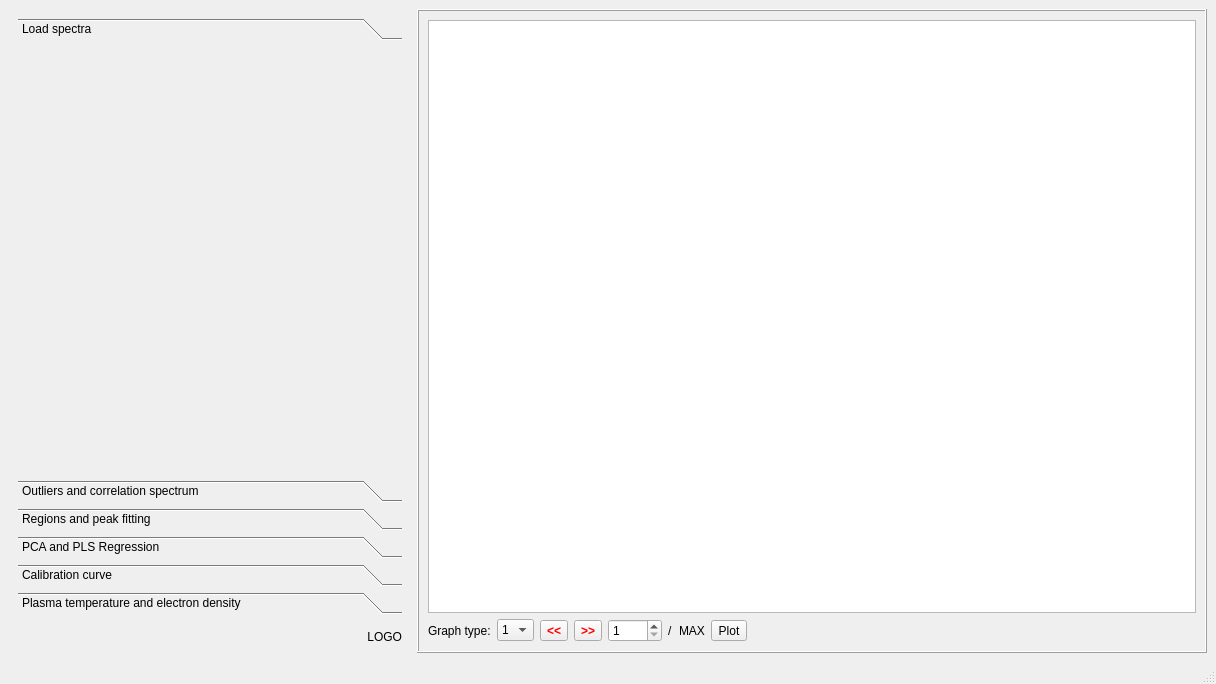
Before: the Qt Designer form pic/libssa.ui in kstenio/libssa, drawn with Qt 5.
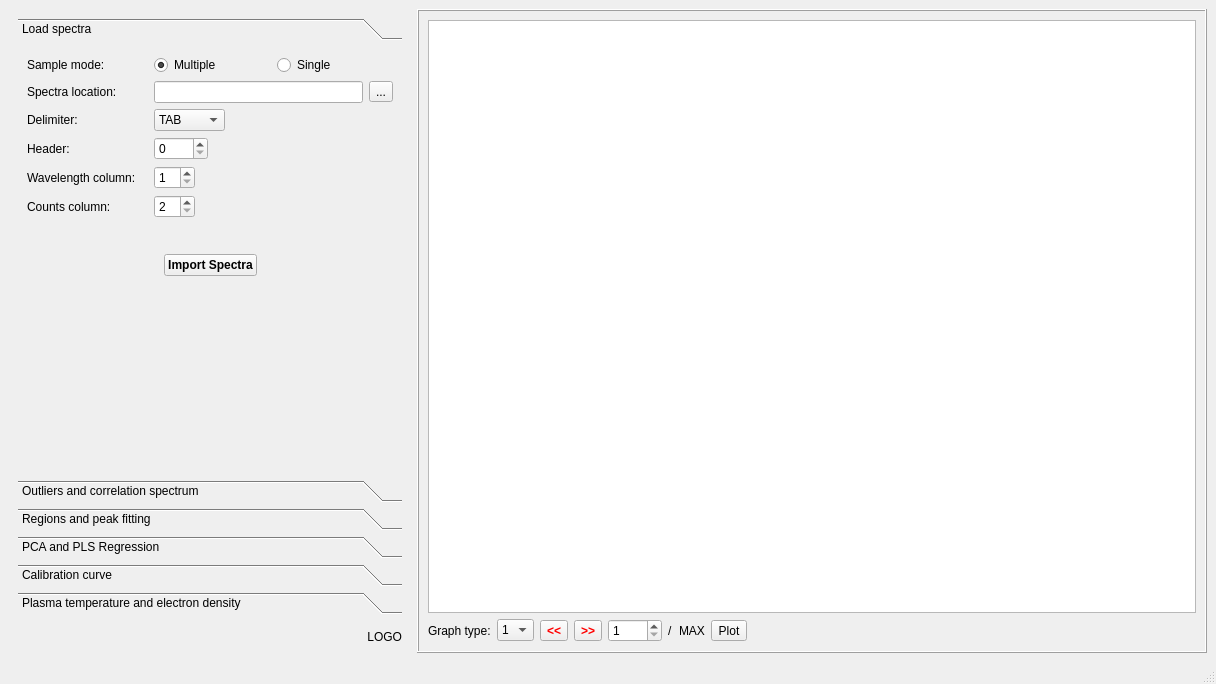
After: the same form once the commit is applied.

Commit message: gui.py * Implemented new way to load/define elements in GUI ** This is done by creating the "clean" proprieties as QtWidgets, and the loading elements from self.loadpX (X == page number) ** As advantage, IDE now know element type, what makes easy to program * Loaded statusbar

```diff
--- a/pic/libssa.ui
+++ b/pic/libssa.ui
@@ -61,6 +61,258 @@
             <attribute name="label">
              <string>Load spectra</string>
             </attribute>
+            <layout class="QVBoxLayout" name="verticalLayout_2">
+             <item>
+              <layout class="QHBoxLayout" name="p1hL1">
+               <item>
+                <widget class="QLabel" name="p1lB1">
+                 <property name="minimumSize">
+                  <size>
+                   <width>121</width>
+                   <height>0</height>
+                  </size>
+                 </property>
+                 <property name="text">
+                  <string>Sample mode:</string>
+                 </property>
+                </widget>
+               </item>
+               <item>
+                <widget class="QRadioButton" name="p1rB1">
+                 <property name="text">
+                  <string>Multiple</string>
+                 </property>
+                 <property name="checked">
+                  <bool>true</bool>
+                 </property>
+                </widget>
+               </item>
+               <item>
+                <widget class="QRadioButton" name="p1rB2">
+                 <property name="text">
+                  <string>Single</string>
+                 </property>
+                </widget>
+               </item>
+              </layout>
+             </item>
+             <item>
+              <layout class="QHBoxLayout" name="p1hL2">
+               <item>
+                <widget class="QLabel" name="p1lB2">
+                 <property name="minimumSize">
+                  <size>
+                   <width>121</width>
+                   <height>0</height>
+                  </size>
+                 </property>
+                 <property name="text">
+                  <string>Spectra location:</string>
+                 </property>
+                </widget>
+               </item>
+               <item>
+                <widget class="QLineEdit" name="p1lE1">
+                 <property name="readOnly">
+                  <bool>true</bool>
+                 </property>
+                </widget>
+               </item>
+               <item>
+                <widget class="QToolButton" name="p1tB1">
+                 <property name="text">
+                  <string>...</string>
+                 </property>
+                </widget>
+               </item>
+              </layout>
+             </item>
+             <item>
+              <layout class="QFormLayout" name="p1fL1">
+               <property name="fieldGrowthPolicy">
+                <enum>QFormLayout::ExpandingFieldsGrow</enum>
+               </property>
+               <item row="0" column="0">
+                <widget class="QLabel" name="p1lB3">
+                 <property name="minimumSize">
+                  <size>
+                   <width>121</width>
+                   <height>0</height>
+                  </size>
+                 </property>
+                 <property name="text">
+                  <string>Delimiter:</string>
+                 </property>
+                </widget>
+               </item>
+               <item row="0" column="1">
+                <widget class="QComboBox" name="p1cB1">
+                 <item>
+                  <property name="text">
+                   <string>TAB</string>
+                  </property>
+                 </item>
+                 <item>
+                  <property name="text">
+                   <string>SPACE</string>
+                  </property>
+                 </item>
+                 <item>
+                  <property name="text">
+                   <string>,</string>
+                  </property>
+                 </item>
+                 <item>
+                  <property name="text">
+                   <string>;</string>
+                  </property>
+                 </item>
+                </widget>
+               </item>
+               <item row="1" column="0">
+                <widget class="QLabel" name="p1lB4">
+                 <property name="minimumSize">
+                  <size>
+                   <width>121</width>
+                   <height>0</height>
+                  </size>
+                 </property>
+                 <property name="text">
+                  <string>Header:</string>
+                 </property>
+                </widget>
+               </item>
+               <item row="1" column="1">
+                <widget class="QSpinBox" name="p1sB1">
+                 <property name="minimum">
+                  <number>0</number>
+                 </property>
+                 <property name="maximum">
+                  <number>1000</number>
+                 </property>
+                </widget>
+               </item>
+               <item row="2" column="0">
+                <widget class="QLabel" name="p1lB5">
+                 <property name="minimumSize">
+                  <size>
+                   <width>121</width>
+                   <height>0</height>
+                  </size>
+                 </property>
+                 <property name="text">
+                  <string>Wavelength column:</string>
+                 </property>
+                </widget>
+               </item>
+               <item row="2" column="1">
+                <widget class="QSpinBox" name="p1sB2">
+                 <property name="minimum">
+                  <number>1</number>
+                 </property>
+                 <property name="maximum">
+                  <number>10</number>
+                 </property>
+                </widget>
+               </item>
+               <item row="3" column="0">
+                <widget class="QLabel" name="p1lB6">
+                 <property name="minimumSize">
+                  <size>
+                   <width>121</width>
+                   <height>0</height>
+                  </size>
+                 </property>
+                 <property name="text">
+                  <string>Counts column:</string>
+                 </property>
+                </widget>
+               </item>
+               <item row="3" column="1">
+                <widget class="QSpinBox" name="p1sB3">
+                 <property name="minimum">
+                  <number>2</number>
+                 </property>
+                 <property name="maximum">
+                  <number>10</number>
+                 </property>
+                </widget>
+               </item>
+              </layout>
+             </item>
+             <item>
+              <spacer name="p1vS1">
+               <property name="orientation">
+                <enum>Qt::Vertical</enum>
+               </property>
+               <property name="sizeType">
+                <enum>QSizePolicy::Fixed</enum>
+               </property>
+               <property name="sizeHint" stdset="0">
+                <size>
+                 <width>20</width>
+                 <height>30</height>
+                </size>
+               </property>
+              </spacer>
+             </item>
+             <item>
+              <layout class="QHBoxLayout" name="p1hL3">
+               <item>
+                <spacer name="p1hS1">
+                 <property name="orientation">
+                  <enum>Qt::Horizontal</enum>
+                 </property>
+                 <property name="sizeHint" stdset="0">
+                  <size>
+                   <width>40</width>
+                   <height>20</height>
+                  </size>
+                 </property>
+                </spacer>
+               </item>
+               <item>
+                <widget class="QPushButton" name="p1pB1">
+                 <property name="font">
+                  <font>
+                   <weight>75</weight>
+                   <bold>true</bold>
+                  </font>
+                 </property>
+                 <property name="text">
+                  <string>Import Spectra</string>
+                 </property>
+                </widget>
+               </item>
+               <item>
+                <spacer name="p1hS2">
+                 <property name="orientation">
+                  <enum>Qt::Horizontal</enum>
+                 </property>
+                 <property name="sizeHint" stdset="0">
+                  <size>
+                   <width>40</width>
+                   <height>20</height>
+                  </size>
+                 </property>
+                </spacer>
+               </item>
+              </layout>
+             </item>
+             <item>
+              <spacer name="p1vS2">
+               <property name="orientation">
+                <enum>Qt::Vertical</enum>
+               </property>
+               <property name="sizeHint" stdset="0">
+                <size>
+                 <width>20</width>
+                 <height>40</height>
+                </size>
+               </property>
+              </spacer>
+             </item>
+            </layout>
            </widget>
            <widget class="QWidget" name="page_2">
             <property name="geometry">
```
Left out of the diff: 12 changed lines with no effect on the pictures. The commit also changes 6 other files.
